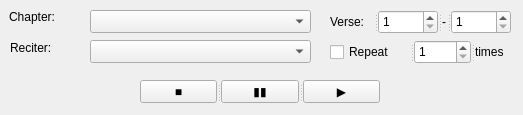
Old version of the form core/controls/quran_reciter.ui in the repository abumq/project-islam.
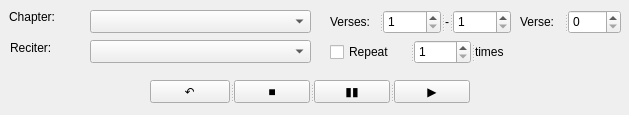
New version of the form.

What changed in the file:
```diff
--- a/core/controls/quran_reciter.ui
+++ b/core/controls/quran_reciter.ui
@@ -6,7 +6,7 @@
    <rect>
     <x>0</x>
     <y>0</y>
-    <width>523</width>
+    <width>629</width>
     <height>115</height>
    </rect>
   </property>
@@ -34,9 +34,9 @@
    <property name="orientation">
     <enum>Qt::Horizontal</enum>
    </property>
-   <widget class="QLabel" name="label_2">
+   <widget class="QLabel" name="lblVerseRange">
     <property name="text">
-     <string>Verse:</string>
+     <string>Verses:</string>
     </property>
    </widget>
    <widget class="QSpinBox" name="spnVerseFrom">
@@ -47,7 +47,7 @@
      <number>286</number>
     </property>
    </widget>
-   <widget class="QLabel" name="label_4">
+   <widget class="QLabel" name="lblVerseRangeSeparator">
     <property name="text">
      <string>-</string>
     </property>
@@ -61,7 +61,7 @@
     </property>
    </widget>
   </widget>
-  <widget class="QLabel" name="label">
+  <widget class="QLabel" name="lblCboChapter">
    <property name="geometry">
     <rect>
      <x>9</x>
@@ -138,15 +138,43 @@
     </property>
    </widget>
   </widget>
-  <widget class="QSplitter" name="splitter_3">
+  <widget class="QSplitter" name="splitter_4">
    <property name="geometry">
     <rect>
-     <x>140</x>
+     <x>520</x>
+     <y>10</y>
+     <width>101</width>
+     <height>24</height>
+    </rect>
+   </property>
+   <property name="orientation">
+    <enum>Qt::Horizontal</enum>
+   </property>
+   <widget class="QLabel" name="lblVerse">
+    <property name="text">
+     <string>Verse:</string>
+    </property>
+   </widget>
+   <widget class="QSpinBox" name="spnVerse"/>
+  </widget>
+  <widget class="QSplitter" name="splitter_5">
+   <property name="geometry">
+    <rect>
+     <x>150</x>
      <y>80</y>
-     <width>240</width>
+     <width>320</width>
      <height>23</height>
     </rect>
    </property>
+   <property name="orientation">
+    <enum>Qt::Horizontal</enum>
+   </property>
+   <widget class="QPushButton" name="btnReplayCurrentVerse">
+    <property name="text">
+     <string>↶</string>
+    </property>
+   </widget>
+   <widget class="QSplitter" name="splitter_3">
    <property name="orientation">
     <enum>Qt::Horizontal</enum>
    </property>
@@ -173,6 +201,7 @@
     <property name="text">
      <string>▶</string>
     </property>
+    </widget>
    </widget>
   </widget>
  </widget>
```
Lines whose indentation alone changed are shown as unchanged.
